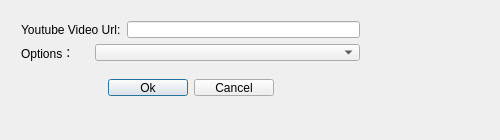
The window that src/youtube_url_dlg.ui (Justin-chong/VideoPlayer) describes before a commit, drawn with Qt 5.
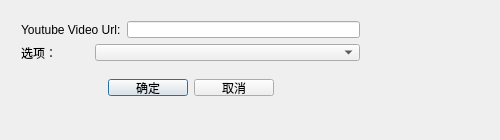
The same window after the commit.

What changed in the file:
```diff
--- a/src/youtube_url_dlg.ui
+++ b/src/youtube_url_dlg.ui
@@ -135,7 +135,7 @@
          </size>
         </property>
         <property name="text">
-         <string>Options：</string>
+         <string>选项：</string>
         </property>
        </widget>
       </item>
@@ -169,14 +169,14 @@
       <item>
        <widget class="QPushButton" name="btn_Ok">
         <property name="text">
-         <string>Ok</string>
+         <string>确定</string>
         </property>
        </widget>
       </item>
       <item>
        <widget class="QPushButton" name="btn_Cancel">
         <property name="text">
-         <string>Cancel</string>
+         <string>取消</string>
         </property>
        </widget>
       </item>
```
Left out of the diff: 2 changed lines with no effect on the pictures.
